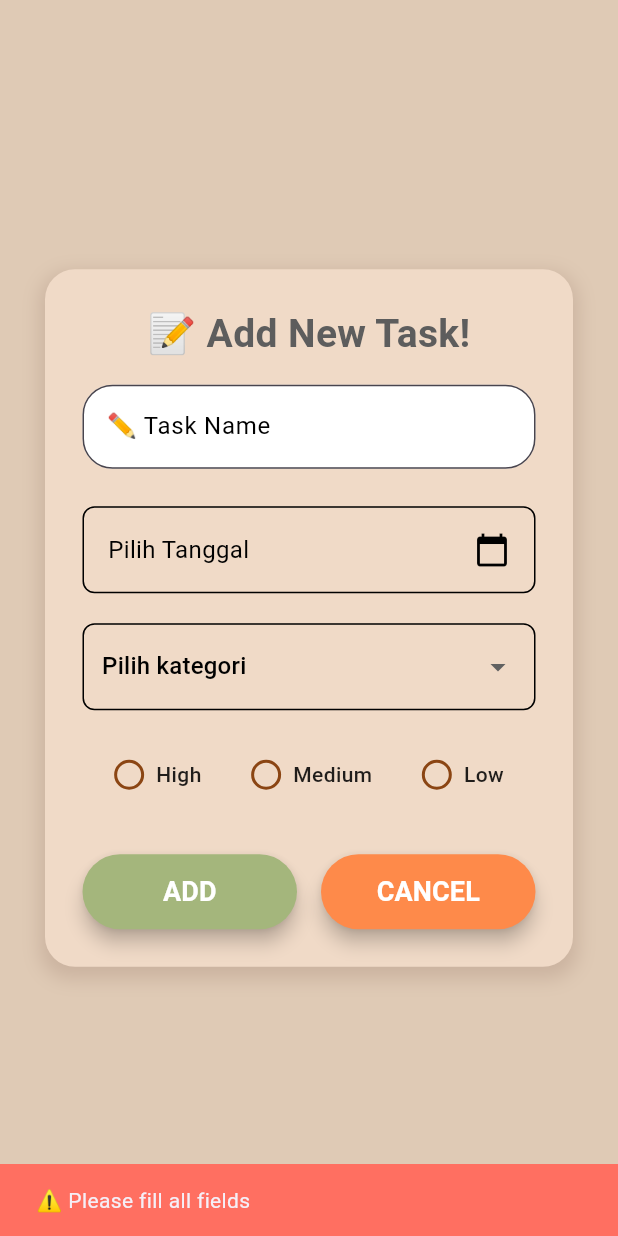
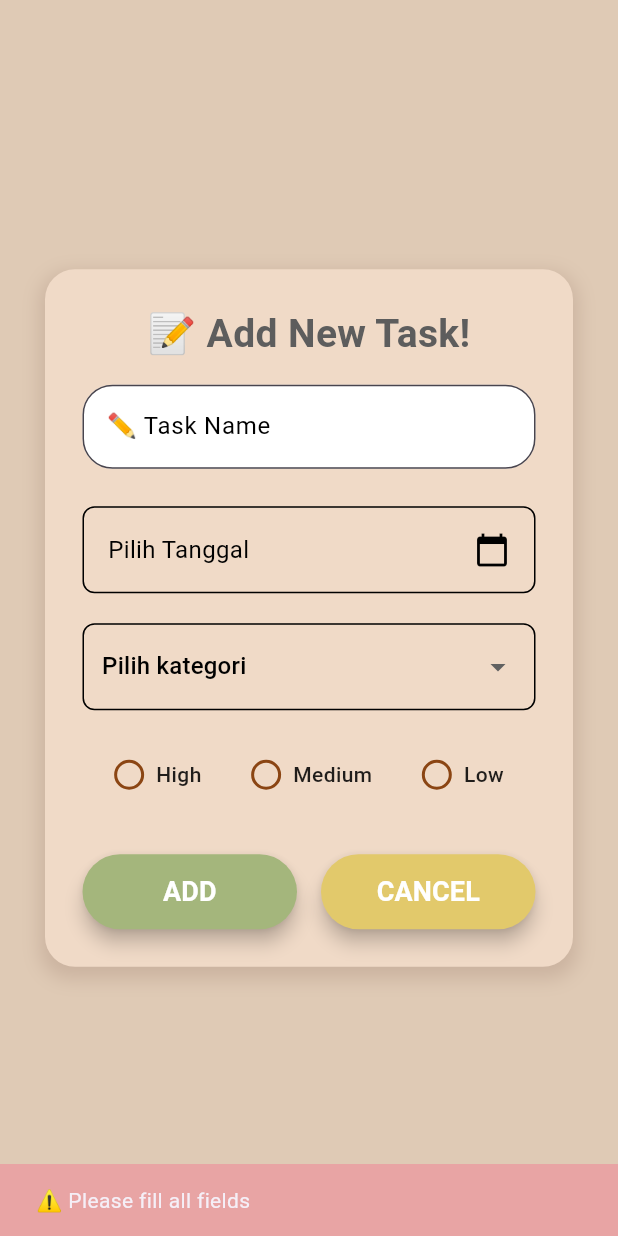
Before and after one commit to narareya/LatihanToDo_15_26, a Flutter app: the AddTaskPage screen opened by its route, after a tap on "ADD", on a phone screen of 412 x 824 dp. Run offline on Flutter 3.47's test engine with Material 3 defaults, Android fonts, the phone set to English and light mode, and no system bars; our stand-ins replace get.

Commit message:
[NM] fix color paletter

```diff
--- a/noted/lib/components/custom_color.dart
+++ b/noted/lib/components/custom_color.dart
@@ -0,0 +1,31 @@
+import 'package:flutter/material.dart';
+
+class AppColors {
+  // Brown/Beige Palette
+  static const Color lightBeige = Color(0xFFB89C83);
+  static const Color darkBeige = Color(0xFFD9BBA4);
+  static const Color cream = Color(0xFFE6CDBA);
+  static const Color lightCream = Color(0xFFF0DAC7);
+  static const Color paleCream = Color(0xFFF4E5D9);
+
+  // White/Off-White
+  static const Color pureWhite = Color(0xFFFFFFFF);
+  static const Color offWhite = Color(0xFFFFFCFA);
+  static const Color lightGray = Color(0xFFFAF6F2);
+
+  // Brown Variations
+  static const Color darkBrown = Color(0xFF5E4436);
+  static const Color mediumBrown = Color(0xFF8C6A55);
+  static const Color lightBrown = Color(0xFFA4826B);
+  static const Color paleBrown = Color(0xFFC1A490);
+
+  // Accent Colors
+  static const Color softPink = Color(0xFFF5C6C6);
+  static const Color dustyPink = Color(0xFFE8A4A4);
+  static const Color lightGreen = Color(0xFFCBE6C4);
+  static const Color paleGreen = Color(0xFFA4B67C);
+  static const Color lightBlue = Color(0xFFC6DCF5);
+  static const Color lavender = Color(0xFFD5C9F2);
+  static const Color paleYellow = Color(0xFFE2C96B);
+  static const Color grayBrown = Color(0xFFB0A9A4);
+}
--- a/noted/lib/pages/homepage.dart
+++ b/noted/lib/pages/homepage.dart
@@ -1,6 +1,7 @@
 import 'package:flutter/material.dart';
 import 'package:get/get.dart'; // Added for Obx
 import 'package:noted/components/custom_button.dart';
+import 'package:noted/components/custom_color.dart';
 import 'package:noted/components/custom_text.dart'; // Assuming taskController is defined in this file
 import 'package:noted/components/todo_card.dart';
 import 'package:noted/controller/ToDo_controller.dart';
@@ -14,7 +15,7 @@ class HomePage extends StatelessWidget {
     final taskController = Get.find<TodoController>(); // Ensure taskController is defined
 
     return Scaffold(
-      backgroundColor: const Color(0xFFF3E6DB),
+      backgroundColor: AppColors.lightCream,
       body: SafeArea(
         child: SingleChildScrollView(
           padding: const EdgeInsets.all(16),
--- a/noted/lib/pages/newTask.dart
+++ b/noted/lib/pages/newTask.dart
@@ -6,6 +6,7 @@ import 'package:noted/components/custom_dropdown.dart';
 import 'package:noted/components/custom_text.dart';
 import 'package:noted/components/custom_textfield.dart';
 import 'package:noted/components/custom_button.dart';
+import 'package:noted/components/custom_color.dart';
 import 'package:noted/components/customradiobutton.dart';
 import 'package:noted/controller/ToDo_controller.dart';
 import 'package:noted/models/task_model.dart';
@@ -28,7 +29,7 @@ class AddTaskPage extends StatelessWidget {
             margin: const EdgeInsets.symmetric(horizontal: 30, vertical: 20),
             padding: const EdgeInsets.all(25),
             decoration: BoxDecoration(
-              color: const Color(0xFFF0DAC7),
+              color: AppColors.lightCream,
               borderRadius: BorderRadius.circular(20),
               boxShadow: [
                 BoxShadow(
@@ -131,9 +132,9 @@ class AddTaskPage extends StatelessWidget {
                               if (todoController.taskController.text.isEmpty || todoController.selectedCategory.value.isEmpty || todoController.selectedPriority.value.isEmpty || todoController.selectedDate.value == null) {
                                 // Show error if fields are empty
                                 ScaffoldMessenger.of(context).showSnackBar(
-                                  const SnackBar(
+                                  SnackBar(
                                     content: Text("⚠️ Please fill all fields"),
-                                    backgroundColor: Color(0xFFFF6F61),
+                                    backgroundColor: AppColors.dustyPink,
                                   ),
                                 );
                                 return;
@@ -152,9 +153,9 @@ class AddTaskPage extends StatelessWidget {
 
                               // feedback
                               ScaffoldMessenger.of(context).showSnackBar(
-                                const SnackBar(
+                                SnackBar(
                                   content: Text("✅ Task added!"),
-                                  backgroundColor: Color(0xFFA4B67C),
+                                  backgroundColor: AppColors.lightGreen,
                                 ),
                               );
 
@@ -172,7 +173,7 @@ class AddTaskPage extends StatelessWidget {
                             onPressed: () {
                               Navigator.pop(context);
                             },
-                            backgroundColor: const Color(0xFFFE8A4A),
+                            backgroundColor: AppColors.paleYellow,
                           ),
                         ),
                       ),
```
Also changed, not shown: noted/lib/pages/login.dart (+4 -3 lines), noted/lib/pages/profile.dart (+10 -9 lines).
